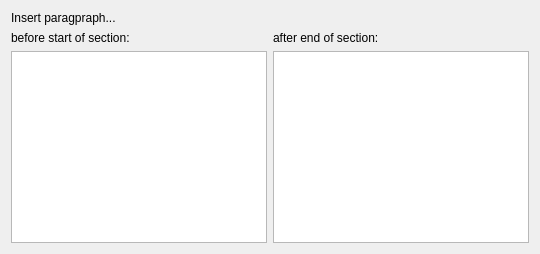
Old version of the form plugins/textshape/dialogs/SectionsSplitDialog.ui in the repository KDE/krita.
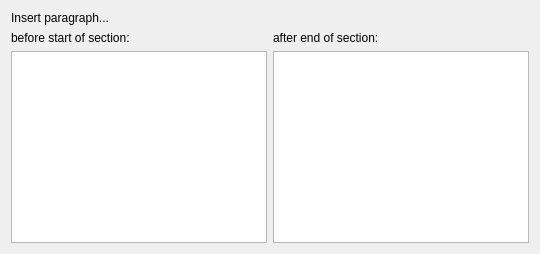
New version of the form.

Diff of the .ui file:
```diff
--- a/plugins/textshape/dialogs/SectionsSplitDialog.ui
+++ b/plugins/textshape/dialogs/SectionsSplitDialog.ui
@@ -9,7 +9,7 @@
    <item>
     <widget class="QLabel" name="label">
      <property name="text">
-      <string>Insert paragpraph...</string>
+      <string>Insert paragraph...</string>
      </property>
     </widget>
    </item>
```
